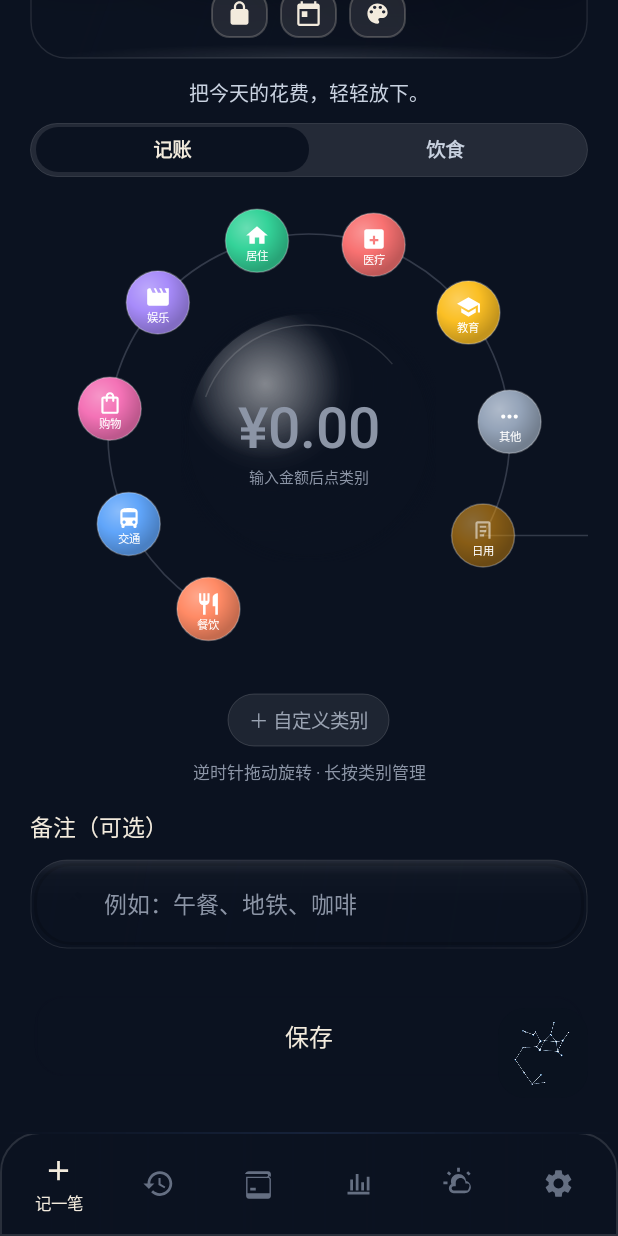
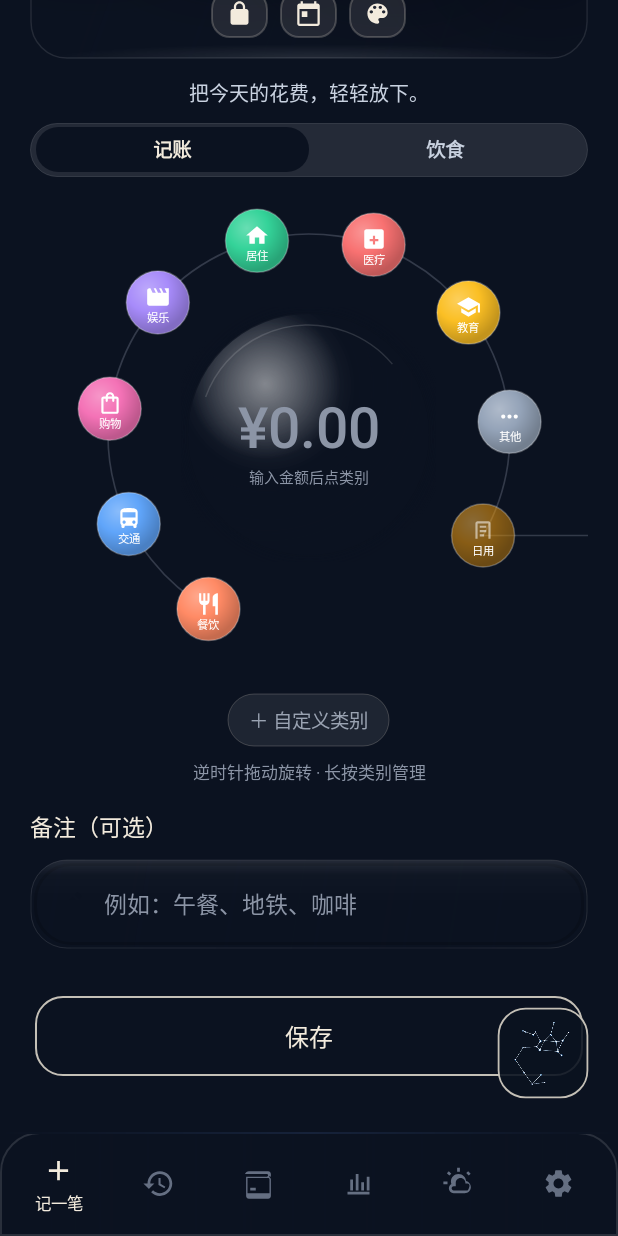
Before and after one commit to AsaMitaka2007/Sagittarius, an Android app: the screen it shows after launch (MainActivity), scrolled down 117 dp, on a phone screen of 412 x 824 dp. Run offline under Robolectric (Android 15) with nearby library versions, the phone set to English and light mode, and no system bars; our stand-ins replace Room's generated code; pictures from the network do not load; 1 statement that could not run was skipped.

Commit message:
style: 黑主题/Agent 按钮加米白液体边框，修复毛玻璃主题抖动
- Agent 按钮统一 bg_agent_ink_border：墨底 + 1.2dp 米白描边 + 24dp 圆角
- GradientActionButton/GlassChipView ink 模式改用米白边框，去掉剩余高光
- 黑色主题 chips/输入框/悬浮按钮描边改米白
- Glass 主题 v31 改为非透明窗口并关闭壁纸/模糊，避免反复重绘闪烁

```diff
--- a/app/src/main/java/com/dsha/sagittarius/agent/ui/AgentConfigFragment.kt
+++ b/app/src/main/java/com/dsha/sagittarius/agent/ui/AgentConfigFragment.kt
@@ -263,7 +263,7 @@ class AgentConfigFragment : Fragment() {
                 view.background = GradientDrawable().apply {
                     cornerRadius = 16f * resources.displayMetrics.density
                     setColor(Color.parseColor("#E60B1220"))
-                    setStroke(0, Color.TRANSPARENT)
+                    setStroke((1.2f * resources.displayMetrics.density).toInt(), Color.parseColor("#CCF3EBDD"))
                 }
             }
         }
@@ -346,7 +346,7 @@ class AgentConfigFragment : Fragment() {
             background = GradientDrawable().apply {
                 cornerRadius = 18f * resources.displayMetrics.density
                 setColor(Color.parseColor("#E60B1220"))
-                setStroke(0, Color.TRANSPARENT)
+                setStroke((1.2f * resources.displayMetrics.density).toInt(), Color.parseColor("#CCF3EBDD"))
             }
             setOnClickListener { onClick() }
             layoutParams = LinearLayout.LayoutParams(
--- a/app/src/main/java/com/dsha/sagittarius/agent/ui/AgentSettingsSheet.kt
+++ b/app/src/main/java/com/dsha/sagittarius/agent/ui/AgentSettingsSheet.kt
@@ -66,7 +66,7 @@ class AgentSettingsSheet : BottomSheetDialogFragment() {
             override fun onNothingSelected(parent: android.widget.AdapterView<*>?) = Unit
         })
         binding.btnSaveSettings.background =
-            androidx.core.content.ContextCompat.getDrawable(requireContext(), R.drawable.bg_agent_ink)
+            androidx.core.content.ContextCompat.getDrawable(requireContext(), R.drawable.bg_agent_ink_border)
         binding.btnSaveSettings.setTextColor(android.graphics.Color.WHITE)
         binding.btnSaveSettings.setOnClickListener { save() }
     }
--- a/app/src/main/java/com/dsha/sagittarius/ui/AgentEntryButton.kt
+++ b/app/src/main/java/com/dsha/sagittarius/ui/AgentEntryButton.kt
@@ -27,6 +27,11 @@ class AgentEntryButton @JvmOverloads constructor(
         color = 0xE60B1220.toInt()
     }
     private val logoPaint = Paint(Paint.ANTI_ALIAS_FLAG).apply { isFilterBitmap = true }
+    private val borderPaint = Paint(Paint.ANTI_ALIAS_FLAG).apply {
+        style = Paint.Style.STROKE
+        strokeWidth = 1.2f * density
+        color = 0xCCF3EBDD.toInt()
+    }
 
     init {
         isClickable = true
@@ -48,6 +53,9 @@ class AgentEntryButton @JvmOverloads constructor(
         val left = rect.centerX() - target / 2f
         val top = rect.centerY() - target / 2f
         canvas.drawBitmap(logo, null, RectF(left, top, left + target, top + target), logoPaint)
+        // 米白液体感圆角边框，无光晕
+        val border = RectF(rect).apply { inset(0.6f, 0.6f) }
+        canvas.drawRoundRect(border, radius, radius, borderPaint)
     }
 
     override fun onTouchEvent(event: MotionEvent): Boolean {
--- a/app/src/main/java/com/dsha/sagittarius/ui/GlassChipView.kt
+++ b/app/src/main/java/com/dsha/sagittarius/ui/GlassChipView.kt
@@ -146,7 +146,11 @@ class GlassChipView @JvmOverloads constructor(
             borderPaint.strokeWidth = 1.2f * density
             borderPaint.alpha = (255 * p).toInt()
             borderPaint.shader = null
-            borderPaint.color = if (accent.isTransparent) Color.TRANSPARENT else colors[0]
+            borderPaint.color = when {
+                accent.isTransparent -> Color.TRANSPARENT
+                accent.isInk -> Color.parseColor("#CCF3EBDD")
+                else -> colors[0]
+            }
             canvas.drawRoundRect(rect, radius, radius, borderPaint)
         }
         borderPaint.alpha = 255
--- a/app/src/main/java/com/dsha/sagittarius/ui/GradientActionButton.kt
+++ b/app/src/main/java/com/dsha/sagittarius/ui/GradientActionButton.kt
@@ -143,10 +143,10 @@ class GradientActionButton @JvmOverloads constructor(
                 canvas.restore()
             }
             borderPaint.shader = null
-            borderPaint.color = if (accent.isTransparent) {
-                Color.TRANSPARENT
-            } else {
-                ColorUtils.setAlphaComponent(accent.startColor, 210)
+            borderPaint.color = when {
+                accent.isTransparent -> Color.TRANSPARENT
+                accent.isInk -> Color.parseColor("#CCF3EBDD")
+                else -> ColorUtils.setAlphaComponent(accent.startColor, 210)
             }
             canvas.drawRoundRect(rect, radius, radius, borderPaint)
         } else {
--- a/app/src/main/java/com/dsha/sagittarius/ui/ThemedActivity.kt
+++ b/app/src/main/java/com/dsha/sagittarius/ui/ThemedActivity.kt
@@ -41,7 +41,7 @@ abstract class ThemedActivity : AppCompatActivity() {
     /** Agent 页不随全局主题重建。 */
     protected open fun followsThemeChanges(): Boolean = true
 
-    protected open fun allowsGlassBlur(): Boolean = true
+    protected open fun allowsGlassBlur(): Boolean = false
 
     private fun applyGlassBlurIfNeeded() {
         if (!allowsGlassBlur()) return
--- a/app/src/main/res/layout/fragment_agent_config.xml
+++ b/app/src/main/res/layout/fragment_agent_config.xml
@@ -78,7 +78,7 @@
                 android:layout_width="match_parent"
                 android:layout_height="44dp"
                 android:layout_marginTop="14dp"
-                android:background="@drawable/bg_agent_ink"
+                android:background="@drawable/bg_agent_ink_border"
                 android:gravity="center"
                 android:text="@string/agent_config_edit_service"
                 android:textColor="#FFFFFF"
@@ -135,7 +135,7 @@
                 android:layout_width="match_parent"
                 android:layout_height="44dp"
                 android:layout_marginTop="10dp"
-                android:background="@drawable/bg_agent_ink"
+                android:background="@drawable/bg_agent_ink_border"
                 android:gravity="center"
                 android:text="@string/agent_config_memory_add"
                 android:textColor="#FFFFFF"
@@ -146,7 +146,7 @@
                 android:layout_width="match_parent"
                 android:layout_height="44dp"
                 android:layout_marginTop="8dp"
-                android:background="@drawable/bg_agent_ink"
+                android:background="@drawable/bg_agent_ink_border"
                 android:gravity="center"
                 android:text="@string/agent_config_advanced"
                 android:textColor="#C9D2E0"
--- a/app/src/main/res/layout/fragment_agent_terminal.xml
+++ b/app/src/main/res/layout/fragment_agent_terminal.xml
@@ -44,7 +44,7 @@
                 android:id="@+id/btnExportLogs"
                 android:layout_width="wrap_content"
                 android:layout_height="30dp"
-                android:background="@drawable/bg_agent_ink"
+                android:background="@drawable/bg_agent_ink_border"
                 android:gravity="center"
                 android:paddingStart="12dp"
                 android:paddingEnd="12dp"
@@ -111,7 +111,7 @@
                 android:id="@+id/btnExportTools"
                 android:layout_width="wrap_content"
                 android:layout_height="30dp"
-                android:background="@drawable/bg_agent_ink"
+                android:background="@drawable/bg_agent_ink_border"
                 android:gravity="center"
                 android:paddingStart="12dp"
                 android:paddingEnd="12dp"
--- a/app/src/main/res/layout/sheet_agent_more.xml
+++ b/app/src/main/res/layout/sheet_agent_more.xml
@@ -84,7 +84,7 @@
             android:layout_width="match_parent"
             android:layout_height="44dp"
             android:layout_marginTop="10dp"
-            android:background="@drawable/bg_agent_ink"
+            android:background="@drawable/bg_agent_ink_border"
             android:gravity="center"
             android:text="@string/agent_save_persona"
             android:textColor="#FFFFFF"
@@ -117,7 +117,7 @@
             android:layout_width="match_parent"
             android:layout_height="44dp"
             android:layout_marginTop="8dp"
-            android:background="@drawable/bg_agent_ink"
+            android:background="@drawable/bg_agent_ink_border"
             android:gravity="center"
             android:text="@string/agent_save_permission"
             android:textColor="#FFFFFF"
@@ -134,6 +134,6 @@
         <TextView android:id="@+id/tvContextInfo" android:layout_width="match_parent" android:layout_height="wrap_content" android:layout_marginTop="10dp" android:textColor="?attr/blTextPrimary" android:textSize="13sp" />
         <TextView android:id="@+id/tvTokenInfo" android:layout_width="match_parent" android:layout_height="wrap_content" android:layout_marginTop="8dp" android:textColor="?attr/blTextSecondary" android:textSize="13sp" />
         <TextView android:id="@+id/tvModelInfo" android:layout_width="match_parent" android:layout_height="wrap_content" android:layout_marginTop="8dp" android:textColor="?attr/blTextTertiary" android:textSize="12sp" />
-        <TextView android:id="@+id/btnClearHistory" android:layout_width="match_parent" android:layout_height="44dp" android:layout_marginTop="14dp" android:background="?attr/blIconCircleBackground" android:gravity="center" android:text="@string/agent_clear_context" android:textColor="?attr/blWarning" android:textSize="13sp" />
+        <TextView android:id="@+id/btnClearHistory" android:layout_width="match_parent" android:layout_height="44dp" android:layout_marginTop="14dp" android:background="@drawable/bg_agent_ink_border" android:gravity="center" android:text="@string/agent_clear_context" android:textColor="?attr/blWarning" android:textSize="13sp" />
     </LinearLayout>
 </LinearLayout>
--- a/app/src/main/res/values-v31/themes.xml
+++ b/app/src/main/res/values-v31/themes.xml
@@ -1,8 +1,9 @@
 <?xml version="1.0" encoding="utf-8"?>
 <resources>
     <style name="Theme.Sagittarius.Glass" parent="Theme.Sagittarius.Glass.Base">
-        <item name="android:windowIsTranslucent">true</item>
-        <item name="android:windowShowWallpaper">true</item>
+        <!-- 不再使用透明窗口/壁纸，避免部分机型上反复重绘导致闪动 -->
+        <item name="android:windowIsTranslucent">false</item>
+        <item name="android:windowShowWallpaper">false</item>
         <item name="android:backgroundDimEnabled">false</item>
         <item name="android:windowDisablePreview">true</item>
     </style>
--- a/app/src/main/res/values/themes.xml
+++ b/app/src/main/res/values/themes.xml
@@ -59,15 +59,15 @@
         <item name="blSoftMid">#1A0B1220</item>
         <item name="blSoftEnd">#140B1220</item>
         <item name="blFloatingButtonFill">#E60B1220</item>
-        <item name="blFloatingButtonStroke">#33FFFFFF</item>
+        <item name="blFloatingButtonStroke">#33F3EBDD</item>
         <item name="blProgressTrack">#1CFFFFFF</item>
         <item name="blChipSelectedText">#F3EBDD</item>
         <item name="blChipUnselectedFill">#14FFFFFF</item>
-        <item name="blChipUnselectedStroke">#26FFFFFF</item>
+        <item name="blChipUnselectedStroke">#33F3EBDD</item>
         <item name="blChipUnselectedText">#9AA3B2</item>
         <item name="blTabInactive">#7F8A9F</item>
         <item name="blInputFill">#14FFFFFF</item>
-        <item name="blInputStroke">#2BFFFFFF</item>
+        <item name="blInputStroke">#2BF3EBDD</item>
         <item name="blMetricTile">#0FFFFFFF</item>
         <item name="blIconCircle">#1AFFFFFF</item>
         <item name="blIconButton">#14FFFFFF</item>
```
Also changed, not shown: app/src/main/java/com/dsha/sagittarius/agent/ui/ChatAdapter.kt (+8 -0 lines), app/src/main/res/drawable/bg_agent_ink_border.xml (added, +12 -0 lines), app/src/main/res/layout/fragment_agent_chat.xml (+9 -9 lines), 1 other file.
